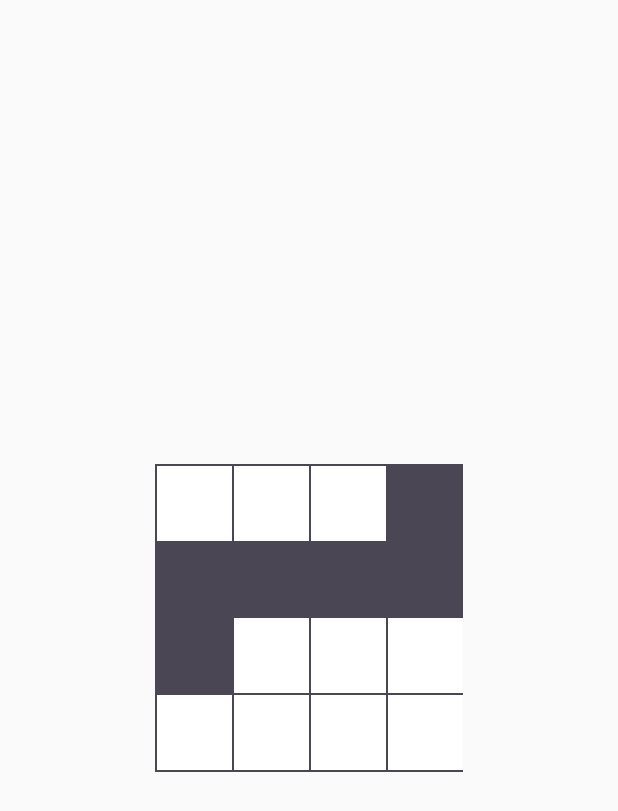
After one commit to imcodding/opp_design_pattern, an Android app: the layout activity_command.xml on its own in the app's theme, with its tools: preview values and no code run, on a phone screen of 412 x 824 dp. The commit adds this screen. Shown: the top 811 px of the screen. Run offline under Robolectric (Android 15) with nearby library versions, the phone set to English and light mode, and no system bars.

Commit message:
커맨드 패턴(Command Pattern)

```diff
--- a/project/app/src/main/AndroidManifest.xml
+++ b/project/app/src/main/AndroidManifest.xml
@@ -9,7 +9,8 @@
         android:roundIcon="@mipmap/ic_launcher_round"
         android:supportsRtl="true"
         android:theme="@style/Theme.Design.Light.NoActionBar">
-        <activity android:name=".State.StateActivity"></activity>
+        <activity android:name=".Command.CommandActivity"></activity>
+        <activity android:name=".State.StateActivity" />
         <activity android:name=".BaseActivity" />
         <activity android:name=".Strategy.StrategyActivity" />
         <activity android:name=".MainActivity">
--- a/project/app/src/main/java/com/mia/oppproject/Command/Command.java
+++ b/project/app/src/main/java/com/mia/oppproject/Command/Command.java
@@ -7,7 +7,7 @@ abstract class Command {
         this.robot = _robot;
     }
 
-    public abstract void excute();
+    public abstract void execute();
 }
 
 class MoveForwardCommand extends Command {
@@ -15,23 +15,23 @@ class MoveForwardCommand extends Command {
     public MoveForwardCommand(int _space) {
         this.space = _space;
     }
-    public void excute() {
-        robot.moveForward(space)
+    public void execute() {
+        robot.moveForward(space);
     }
 }
 
 class TurnCommand extends Command {
     Robot.Direction direction;
-    public TurnCommand(int _direction) {
+    public TurnCommand(Robot.Direction _direction) {
         this.direction = _direction;
     }
-    public void excute() {
+    public void execute() {
         robot.turn(direction);
     }
 }
 
 class PickupCommand extends Command {
-    public void excute() {
+    public void execute() {
         robot.pickup();
     }
 }
--- /dev/null
+++ b/project/app/src/main/java/com/mia/oppproject/Command/CommandActivity.java
@@ -0,0 +1,31 @@
+package com.mia.oppproject.Command;
+
+import androidx.appcompat.app.AppCompatActivity;
+
+import android.os.Bundle;
+
+import com.mia.oppproject.databinding.ActivityCommandBinding;
+
+
+public class CommandActivity extends AppCompatActivity {
+
+    ActivityCommandBinding binding;
+
+    @Override
+    protected void onCreate(Bundle savedInstanceState) {
+        super.onCreate(savedInstanceState);
+        binding = ActivityCommandBinding.inflate(getLayoutInflater());
+        setContentView(binding.getRoot());
+
+        RobotKit robotKit = new RobotKit();
+
+        robotKit.addCommand(new MoveForwardCommand(2));
+        robotKit.addCommand(new TurnCommand(Robot.Direction.RIGHT));
+        robotKit.addCommand(new MoveForwardCommand(3));
+        robotKit.addCommand(new TurnCommand(Robot.Direction.LEFT));
+        robotKit.addCommand(new MoveForwardCommand(1));
+        robotKit.addCommand(new PickupCommand());
+
+        robotKit.start();
+    }
+}
--- a/project/app/src/main/java/com/mia/oppproject/Command/Robot.java
+++ b/project/app/src/main/java/com/mia/oppproject/Command/Robot.java
@@ -1,10 +1,10 @@
 package com.mia.oppproject.Command;
 
-pubilc class Robot {
+public class Robot {
     public enum Direction { LEFT, RIGHT }
 
     public void moveForward(int dist) {
-        System.out.println(space + " 칸 전진");
+        System.out.println(dist + " 칸 전진");
     }
 
     public void turn(Direction _direction) {
--- a/project/app/src/main/java/com/mia/oppproject/Command/RobotKit.java
+++ b/project/app/src/main/java/com/mia/oppproject/Command/RobotKit.java
@@ -1,6 +1,8 @@
 package com.mia.oppproject.Command;
 
-pubilc class RobotKit {
+import java.util.ArrayList;
+
+public class RobotKit {
     private Robot robot = new Robot();
     private ArrayList<Command> commands = new ArrayList<Command>();
 
@@ -11,24 +13,7 @@ pubilc class RobotKit {
     public void start() {
         for(Command command : commands) {
             command.setRobot(robot);
-            command.excute();
+            command.execute();
         }
     }
 }
-/*
-RobotKit robotKit = new RobotKit();
-
-robotKit.addCommand(new MoveForwardCommand(2));
-robotKit.addCommand(new TurnCommand(Robot.Direction.LEFT));
-robotKit.addCommand(new MoveForwardCommand(1));
-robotKit.addCommand(new TurnCommand(Robot.Direction.RIGHT));
-robotKit.addCommand(new PickupCommand());
-
-전략 패턴은 같은 일을 하되, 그 방식이 갈아끼워지는 것이라면
-커맨드 패턴은 하늘 일 자체가 다른 것이라고 보면 된다.
-
-모드 변경에 따라 명령을 갈아기우는 방식
-스위치 처럼 꺼졌다 켜졌다 할 때마다 명령을 갈아끼우는 방식
-여러 개의 명령을 목록으로 실어보내서 차례대로 실행되도록 하는 방식
-
- */
--- a/project/app/src/main/java/com/mia/oppproject/MainActivity.java
+++ b/project/app/src/main/java/com/mia/oppproject/MainActivity.java
@@ -5,6 +5,7 @@ import androidx.appcompat.app.AppCompatActivity;
 import android.content.Intent;
 import android.os.Bundle;
 
+import com.mia.oppproject.Command.CommandActivity;
 import com.mia.oppproject.State.StateActivity;
 import com.mia.oppproject.Strategy.StrategyActivity;
 
@@ -15,7 +16,7 @@ public class MainActivity extends AppCompatActivity {
         super.onCreate(savedInstanceState);
         setContentView(R.layout.activity_main);
 
-        startActivity(Pattern.STATE);
+        startActivity(Pattern.COMMAND);
     }
 
     public void startActivity(int type) {
@@ -27,6 +28,9 @@ public class MainActivity extends AppCompatActivity {
             case Pattern.STATE:
                 intent = new Intent(getApplicationContext(), StateActivity.class);
                 break;
+            case Pattern.COMMAND:
+                intent = new Intent(getApplicationContext(), CommandActivity.class);
+                break;
         }
         startActivity(intent);
     }
--- a/project/app/src/main/java/com/mia/oppproject/Pattern.java
+++ b/project/app/src/main/java/com/mia/oppproject/Pattern.java
@@ -3,4 +3,5 @@ package com.mia.oppproject;
 public interface Pattern {
     int STRATEGY = 1;
     int STATE = 2;
+    int COMMAND = 3;
 }
--- /dev/null
+++ b/project/app/src/main/res/layout/activity_command.xml
@@ -0,0 +1,174 @@
+<?xml version="1.0" encoding="utf-8"?>
+<androidx.constraintlayout.widget.ConstraintLayout xmlns:android="http://schemas.android.com/apk/res/android"
+    xmlns:app="http://schemas.android.com/apk/res-auto"
+    xmlns:tools="http://schemas.android.com/tools"
+    android:layout_width="match_parent"
+    android:layout_height="match_parent"
+    tools:context=".Command.CommandActivity">
+
+    <androidx.constraintlayout.widget.ConstraintLayout
+        android:layout_width="205dp"
+        android:layout_height="205dp"
+        android:background="@color/dark"
+        app:layout_constraintBottom_toBottomOf="parent"
+        app:layout_constraintEnd_toEndOf="parent"
+        app:layout_constraintStart_toStartOf="parent"
+        app:layout_constraintTop_toTopOf="parent">
+
+        <View
+            android:id="@+id/view00"
+            android:layout_width="50dp"
+            android:layout_height="50dp"
+            android:layout_marginStart="1dp"
+            android:layout_marginBottom="1dp"
+            android:background="@color/white"
+            app:layout_constraintBottom_toBottomOf="parent"
+            app:layout_constraintStart_toStartOf="parent" />
+
+        <View
+            android:id="@+id/view10"
+            android:layout_width="50dp"
+            android:layout_height="50dp"
+            android:layout_marginStart="1dp"
+            android:layout_marginBottom="1dp"
+            android:background="@color/white"
+            app:layout_constraintBottom_toBottomOf="parent"
+            app:layout_constraintStart_toEndOf="@id/view00" />
+
+        <View
+            android:id="@+id/view20"
+            android:layout_width="50dp"
+            android:layout_height="50dp"
+            android:layout_marginStart="1dp"
+            android:layout_marginBottom="1dp"
+            android:background="@color/white"
+            app:layout_constraintBottom_toBottomOf="parent"
+            app:layout_constraintStart_toEndOf="@id/view10" />
+
+        <View
+            android:id="@+id/view30"
+            android:layout_width="50dp"
+            android:layout_height="50dp"
+            android:layout_marginStart="1dp"
+            android:layout_marginBottom="1dp"
+            android:background="@color/white"
+            app:layout_constraintBottom_toBottomOf="parent"
+            app:layout_constraintStart_toEndOf="@id/view20" />
+
+        <View
+            android:id="@+id/view01"
+            android:layout_width="50dp"
+            android:layout_height="50dp"
+            android:layout_marginStart="1dp"
+            android:layout_marginBottom="1dp"
+            app:layout_constraintBottom_toTopOf="@+id/view00"
+            app:layout_constraintStart_toStartOf="parent" />
+
+        <View
+            android:id="@+id/view11"
+            android:layout_width="50dp"
+            android:layout_height="50dp"
+            android:layout_marginStart="1dp"
+            android:layout_marginBottom="1dp"
+            android:background="@color/white"
+            app:layout_constraintBottom_toTopOf="@+id/view10"
+            app:layout_constraintStart_toEndOf="@+id/view01" />
+
+        <View
+            android:id="@+id/view21"
+            android:layout_width="50dp"
+            android:layout_height="50dp"
+            android:layout_marginStart="1dp"
+            android:layout_marginBottom="1dp"
+            android:background="@color/white"
+            app:layout_constraintBottom_toTopOf="@+id/view30"
+            app:layout_constraintStart_toEndOf="@+id/view11" />
+
+        <View
+            android:id="@+id/view31"
+            android:layout_width="50dp"
+            android:layout_height="50dp"
+            android:layout_marginStart="1dp"
+            android:layout_marginBottom="1dp"
+            android:background="@color/white"
+            app:layout_constraintBottom_toTopOf="@+id/view30"
+            app:layout_constraintStart_toEndOf="@+id/view21" />
+
+        <View
+            android:id="@+id/view02"
+            android:layout_width="50dp"
+            android:layout_height="50dp"
+            android:layout_marginStart="1dp"
+            android:layout_marginBottom="1dp"
+            app:layout_constraintBottom_toTopOf="@+id/view01"
+            app:layout_constraintStart_toStartOf="parent" />
+
+        <View
+            android:id="@+id/view12"
+            android:layout_width="50dp"
+            android:layout_height="50dp"
+            android:layout_marginStart="1dp"
+            android:layout_marginBottom="1dp"
+            app:layout_constraintBottom_toTopOf="@+id/view11"
+            app:layout_constraintStart_toEndOf="@+id/view02" />
+
+        <View
+            android:id="@+id/view22"
+            android:layout_width="50dp"
+            android:layout_height="50dp"
+            android:layout_marginStart="1dp"
+            android:layout_marginBottom="1dp"
+            app:layout_constraintBottom_toTopOf="@+id/view21"
+            app:layout_constraintStart_toEndOf="@+id/view12" />
+
+        <View
+            android:id="@+id/view32"
+            android:layout_width="50dp"
+            android:layout_height="50dp"
+            android:layout_marginStart="1dp"
+            android:layout_marginBottom="1dp"
+            app:layout_constraintBottom_toTopOf="@+id/view31"
+            app:layout_constraintStart_toEndOf="@+id/view22" />
+
+        <View
+            android:id="@+id/view03"
+            android:layout_width="50dp"
+            android:layout_height="50dp"
+            android:layout_marginStart="1dp"
+            android:layout_marginTop="1dp"
+            android:background="@color/white"
+            app:layout_constraintStart_toStartOf="parent"
+            app:layout_constraintTop_toTopOf="parent" />
+
+        <View
+            android:id="@+id/view13"
+            android:layout_width="50dp"
+            android:layout_height="50dp"
+            android:layout_marginStart="1dp"
+            android:layout_marginTop="1dp"
+            android:background="@color/white"
+            app:layout_constraintStart_toEndOf="@+id/view03"
+            app:layout_constraintTop_toTopOf="parent" />
+
+        <View
+            android:id="@+id/view23"
+            android:layout_width="50dp"
+            android:layout_height="50dp"
+            android:layout_marginStart="1dp"
+            android:layout_marginTop="1dp"
+            android:background="@color/white"
+            app:layout_constraintStart_toEndOf="@id/view13"
+            app:layout_constraintTop_toTopOf="parent" />
+
+        <View
+            android:id="@+id/view33"
+            android:layout_width="50dp"
+            android:layout_height="50dp"
+            android:layout_marginStart="1dp"
+            android:layout_marginTop="1dp"
+            app:layout_constraintStart_toEndOf="@+id/view23"
+            app:layout_constraintTop_toTopOf="parent" />
+
+    </androidx.constraintlayout.widget.ConstraintLayout>
+
+</androidx.constraintlayout.widget.ConstraintLayout>
```
